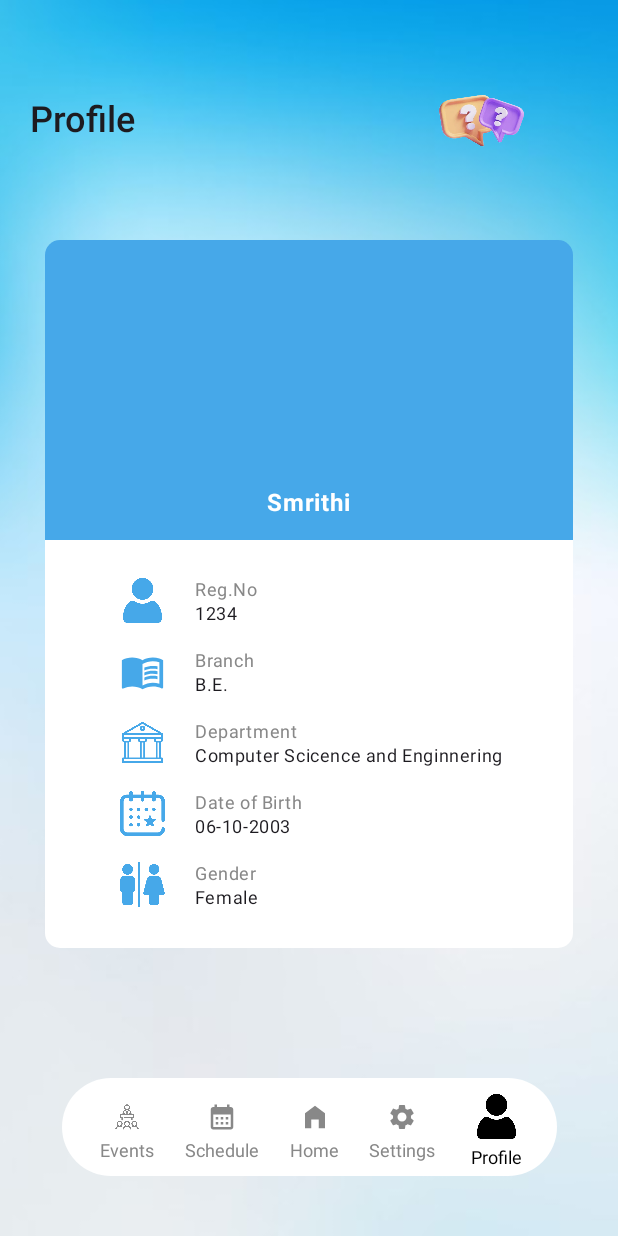
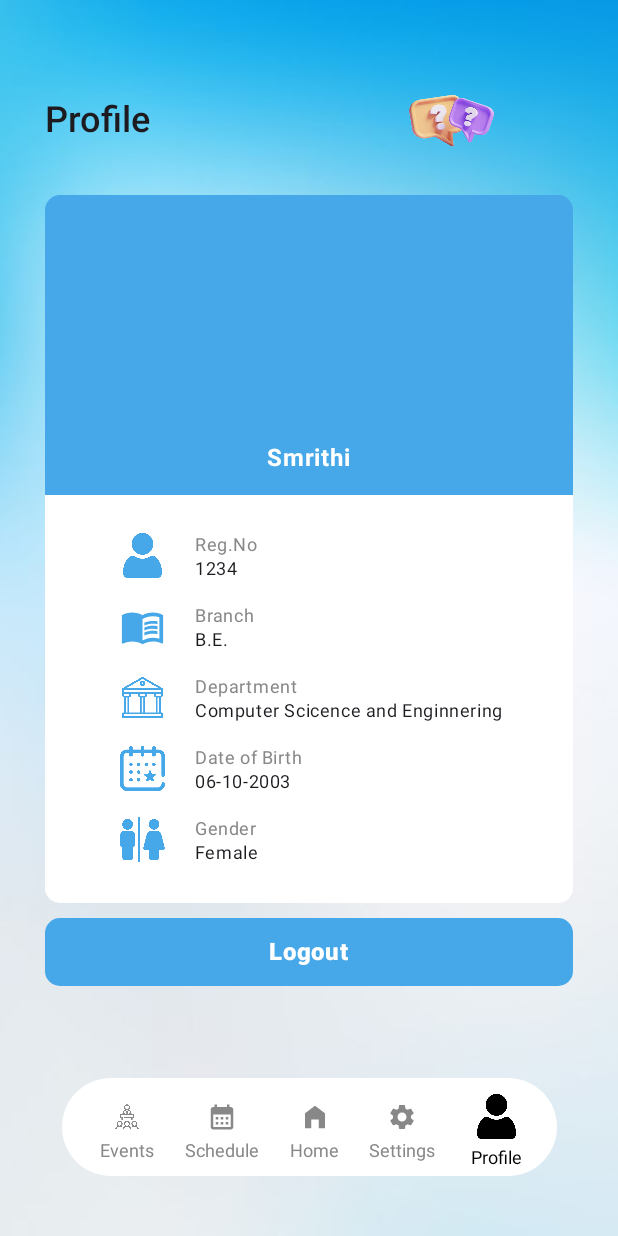
Before and after one commit to arulsgithub/College-event-app, an Android app built with Jetpack Compose: the ProfileScreen screen opened through its navigation route, on a phone screen of 412 x 824 dp. Run offline under Robolectric (Android 15) with nearby library versions, the phone set to English and light mode, and no system bars.

Commit message:
Commit 6

```diff
--- a/app/src/main/java/com/example/induction/MainActivity.kt
+++ b/app/src/main/java/com/example/induction/MainActivity.kt
@@ -79,6 +79,9 @@ class MainActivity : ComponentActivity() {
 @Composable
 fun NavigationGraph() {
     val navController = rememberNavController()
+    val backStackEntry by navController.currentBackStackEntryAsState()
+    val currentRoute = backStackEntry?.destination?.route
+
     val bottomMenuItems = listOf(
         BottomMenuContents("Events", R.drawable.conference),
         BottomMenuContents("Schedule", R.drawable.baseline_calendar_month_24),
@@ -88,18 +91,22 @@ fun NavigationGraph() {
 
     )
 
+    val routesWithBottomNav = listOf("Events", "Schedule", "home", "profile", "settings")
+
     Scaffold(
         bottomBar = {
-            BottomNavigationMenu(
-                items = bottomMenuItems,
-                navController = navController
-            )
+            if (currentRoute in routesWithBottomNav) {
+                BottomNavigationMenu(
+                    items = bottomMenuItems,
+                    navController = navController
+                )
+            }
         }
     ) {
         NavHost(
             navController = navController,
-            startDestination = "home",
-            modifier = Modifier.fillMaxSize()  // Removed innerPadding and replaced with fillMaxSize
+            startDestination = "getstarted",
+            modifier = Modifier.fillMaxSize()
         ) {
             composable("getstarted") { GetStartedScreen(navController) }
             composable("signin") { SignInScreen(navController) }
--- a/app/src/main/java/com/example/induction/ui/theme/screens/Profile.kt
+++ b/app/src/main/java/com/example/induction/ui/theme/screens/Profile.kt
@@ -2,6 +2,7 @@ package com.example.induction.ui.theme.screens
 
 import androidx.compose.foundation.Image
 import androidx.compose.foundation.background
+import androidx.compose.foundation.clickable
 import androidx.compose.foundation.layout.Arrangement
 import androidx.compose.foundation.layout.Box
 import androidx.compose.foundation.layout.Column
@@ -61,10 +62,10 @@ fun ProfileScreen(navController: NavController) {
         ) {
             item {
                 Row(
-                    horizontalArrangement = Arrangement.spacedBy(200.dp),
+                    horizontalArrangement = Arrangement.spacedBy(170.dp),
                     verticalAlignment = Alignment.CenterVertically,
                     modifier = Modifier
-                        .padding(start = 20.dp, end = 20.dp)
+                        .padding(start = 30.dp, end = 30.dp)
                         .padding(top = 50.dp)
                 ) {
                     Text(
@@ -78,7 +79,7 @@ fun ProfileScreen(navController: NavController) {
                         modifier = Modifier.size(60.dp)
                     )
                 }
-                Spacer(modifier = Modifier.height(50.dp))
+                Spacer(modifier = Modifier.height(20.dp))
 
                 Box(
                     modifier = Modifier
@@ -263,6 +264,25 @@ fun ProfileScreen(navController: NavController) {
                     }
                 }
             }
+            item{
+                Box(
+                    contentAlignment = Alignment.Center,
+                    modifier = Modifier
+                        .fillMaxWidth()
+                        .height(55.dp)
+                        .padding(top = 10.dp, start = 30.dp, end = 30.dp)
+                        .clip(RoundedCornerShape(10.dp))
+                        .background(Color(0xff46a8e9))
+                        .clickable {  }
+                ){
+                    Text(
+                        text = "Logout",
+                        color = Color.White,
+                        style = MaterialTheme.typography.bodyLarge,
+                        fontWeight = FontWeight.ExtraBold
+                    )
+                }
+            }
         }
     }
 }
--- a/app/src/main/java/com/example/induction/ui/theme/screens/SignInScreen.kt
+++ b/app/src/main/java/com/example/induction/ui/theme/screens/SignInScreen.kt
@@ -26,6 +26,7 @@ import androidx.compose.ui.text.input.TextFieldValue
 import androidx.compose.ui.text.style.TextAlign
 import androidx.compose.ui.unit.dp
 import androidx.compose.ui.unit.sp
+import androidx.compose.ui.zIndex
 import androidx.navigation.NavController
 import com.example.induction.R
 import com.example.induction.ui.theme.AquaBlue
@@ -47,12 +48,12 @@ fun SignInScreen(navController: NavController) {
         Image(
             painter = painterResource(id = R.drawable.bg),
             contentDescription = null,
-            modifier = Modifier.fillMaxSize(),
+            modifier = Modifier.fillMaxSize()
+                .zIndex(-1f),
             contentScale = ContentScale.Crop
         )
         LazyColumn(
             modifier = Modifier
-                .fillMaxSize()
                 .padding(top = 100.dp)
         ) {
             item {
@@ -125,7 +126,7 @@ fun SignInScreen(navController: NavController) {
                         },
                         leadingIcon = {
                             Icon(
-                                painter = painterResource(id = R.drawable.user),
+                                painter = painterResource(id = R.drawable.profile_ic),
                                 contentDescription = null,
                                 modifier = Modifier.size(25.dp)
                             )
```
